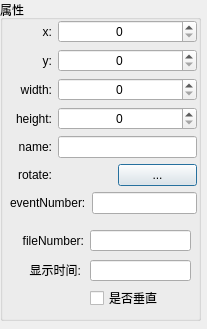
Above: WorkFlow/citempropertydialog.ui from wc227/PSDPPRV before the change. Below: the same form after it.
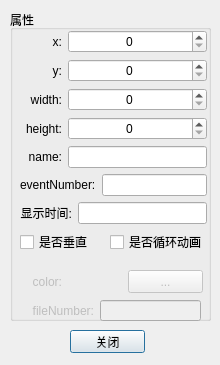
That is the form after the change.

Commit message: 20171019 1 添加了一个测试用的动态堆积柱形图页面 2 改进了CBarItem类的绘制和动画显示机制，更简洁易用 3 CBarItem类添加了可以控制是否循环动画的功能，同时在配置文件cfg.ini中也做了相应的修改。 4 修改了citempropertydialog界面类

Diff of the .ui file:
```diff
--- a/WorkFlow/citempropertydialog.ui
+++ b/WorkFlow/citempropertydialog.ui
@@ -6,20 +6,32 @@
    <rect>
     <x>0</x>
     <y>0</y>
-    <width>207</width>
-    <height>329</height>
+    <width>220</width>
+    <height>365</height>
    </rect>
   </property>
+  <property name="minimumSize">
+   <size>
+    <width>220</width>
+    <height>365</height>
+   </size>
+  </property>
+  <property name="maximumSize">
+   <size>
+    <width>220</width>
+    <height>365</height>
+   </size>
+  </property>
   <property name="windowTitle">
    <string>Dialog</string>
   </property>
   <widget class="QGroupBox" name="propertyDialog">
    <property name="geometry">
     <rect>
-     <x>0</x>
-     <y>0</y>
+     <x>10</x>
+     <y>10</y>
      <width>201</width>
-     <height>321</height>
+     <height>311</height>
     </rect>
    </property>
    <property name="title">
@@ -31,7 +43,7 @@
       <x>10</x>
       <y>20</y>
       <width>187</width>
-      <height>201</height>
+      <height>231</height>
      </rect>
     </property>
     <layout class="QGridLayout" name="gridLayout">
@@ -208,12 +220,74 @@
        </item>
       </layout>
      </item>
+     <item row="6" column="0">
+      <layout class="QHBoxLayout" name="horizontalLayout_7">
+       <item>
+        <widget class="QLabel" name="showTimeLabel">
+         <property name="layoutDirection">
+          <enum>Qt::LeftToRight</enum>
+         </property>
+         <property name="text">
+          <string>显示时间:</string>
+         </property>
+         <property name="alignment">
+          <set>Qt::AlignRight|Qt::AlignTrailing|Qt::AlignVCenter</set>
+         </property>
+        </widget>
+       </item>
+       <item>
+        <widget class="QLineEdit" name="showTimeLineEdit"/>
+       </item>
+      </layout>
+     </item>
      <item row="5" column="0">
       <layout class="QHBoxLayout" name="horizontalLayout_5">
        <item>
+        <widget class="QLabel" name="eventNumberLabel">
+         <property name="layoutDirection">
+          <enum>Qt::LeftToRight</enum>
+         </property>
+         <property name="text">
+          <string>eventNumber:</string>
+         </property>
+        </widget>
+       </item>
+       <item>
+        <widget class="QLineEdit" name="eventNumberlineEdit"/>
+       </item>
+      </layout>
+     </item>
+     <item row="7" column="0">
+      <layout class="QHBoxLayout" name="horizontalLayout_15">
+       <item>
+        <widget class="QCheckBox" name="checkBox">
+         <property name="text">
+          <string>是否垂直</string>
+         </property>
+        </widget>
+       </item>
+       <item>
+        <widget class="QCheckBox" name="checkBox_Loop">
+         <property name="text">
+          <string>是否循环动画</string>
+         </property>
+        </widget>
+       </item>
+      </layout>
+     </item>
+    </layout>
+   </widget>
         <widget class="QLabel" name="colorLabel">
          <property name="enabled">
-          <bool>true</bool>
+     <bool>false</bool>
+    </property>
+    <property name="geometry">
+     <rect>
+      <x>10</x>
+      <y>260</y>
+      <width>42</width>
+      <height>23</height>
+     </rect>
          </property>
          <property name="sizePolicy">
           <sizepolicy hsizetype="Fixed" vsizetype="Preferred">
@@ -228,15 +302,24 @@
           </size>
          </property>
          <property name="text">
-          <string>rotate:</string>
+     <string>color:</string>
          </property>
          <property name="alignment">
           <set>Qt::AlignRight|Qt::AlignTrailing|Qt::AlignVCenter</set>
          </property>
         </widget>
-       </item>
-       <item>
         <widget class="QLabel" name="colorshowLabel">
+    <property name="enabled">
+     <bool>false</bool>
+    </property>
+    <property name="geometry">
+     <rect>
+      <x>58</x>
+      <y>260</y>
+      <width>54</width>
+      <height>23</height>
+     </rect>
+    </property>
          <property name="sizePolicy">
           <sizepolicy hsizetype="Fixed" vsizetype="Preferred">
            <horstretch>0</horstretch>
@@ -253,11 +336,17 @@
           <string/>
          </property>
         </widget>
-       </item>
-       <item>
         <widget class="QPushButton" name="setColorButton">
          <property name="enabled">
-          <bool>true</bool>
+     <bool>false</bool>
+    </property>
+    <property name="geometry">
+     <rect>
+      <x>118</x>
+      <y>260</y>
+      <width>75</width>
+      <height>23</height>
+     </rect>
          </property>
          <property name="sizePolicy">
           <sizepolicy hsizetype="Maximum" vsizetype="Fixed">
@@ -269,43 +358,27 @@
           <string>...</string>
          </property>
         </widget>
-       </item>
-      </layout>
-     </item>
-     <item row="6" column="0">
-      <layout class="QHBoxLayout" name="horizontalLayout_7">
-       <item>
-        <widget class="QLabel" name="eventNumberLabel">
-         <property name="layoutDirection">
-          <enum>Qt::LeftToRight</enum>
-         </property>
-         <property name="text">
-          <string>eventNumber:</string>
-         </property>
-        </widget>
-       </item>
-       <item>
-        <widget class="QLineEdit" name="eventNumberlineEdit"/>
-       </item>
-      </layout>
-     </item>
-    </layout>
-   </widget>
    <widget class="QLineEdit" name="fileNumberlineEdit">
+    <property name="enabled">
+     <bool>false</bool>
+    </property>
     <property name="geometry">
      <rect>
       <x>90</x>
-      <y>230</y>
+      <y>290</y>
       <width>101</width>
       <height>21</height>
      </rect>
     </property>
    </widget>
    <widget class="QLabel" name="fileNumberLabel">
+    <property name="enabled">
+     <bool>false</bool>
+    </property>
     <property name="geometry">
      <rect>
       <x>12</x>
-      <y>230</y>
+      <y>290</y>
       <width>72</width>
       <height>21</height>
      </rect>
@@ -317,48 +390,22 @@
      <set>Qt::AlignRight|Qt::AlignTrailing|Qt::AlignVCenter</set>
     </property>
    </widget>
-   <widget class="QCheckBox" name="checkBox">
-    <property name="geometry">
-     <rect>
-      <x>90</x>
-      <y>290</y>
-      <width>81</width>
-      <height>16</height>
-     </rect>
-    </property>
-    <property name="text">
-     <string>是否垂直</string>
-    </property>
-   </widget>
-   <widget class="QLabel" name="showTimeLabel">
+  </widget>
+  <widget class="QPushButton" name="btnOK">
     <property name="geometry">
      <rect>
-      <x>20</x>
-      <y>260</y>
-      <width>61</width>
-      <height>20</height>
-     </rect>
-    </property>
-    <property name="layoutDirection">
-     <enum>Qt::LeftToRight</enum>
-    </property>
+     <x>70</x>
+     <y>330</y>
+     <width>75</width>
+     <height>23</height>
+    </rect>
+   </property>
     <property name="text">
-     <string>显示时间:</string>
-    </property>
-    <property name="alignment">
-     <set>Qt::AlignRight|Qt::AlignTrailing|Qt::AlignVCenter</set>
-    </property>
-   </widget>
-   <widget class="QLineEdit" name="showTimeLineEdit">
-    <property name="geometry">
-     <rect>
-      <x>90</x>
-      <y>260</y>
-      <width>101</width>
-      <height>21</height>
-     </rect>
-    </property>
-   </widget>
+    <string>关闭</string>
+   </property>
+   <property name="default">
+    <bool>true</bool>
+   </property>
   </widget>
  </widget>
  <resources/>
```
Left out of the diff: 82 changed lines with no effect on the pictures. Lines whose indentation alone changed are shown as unchanged. The commit also changes 21 other files.
